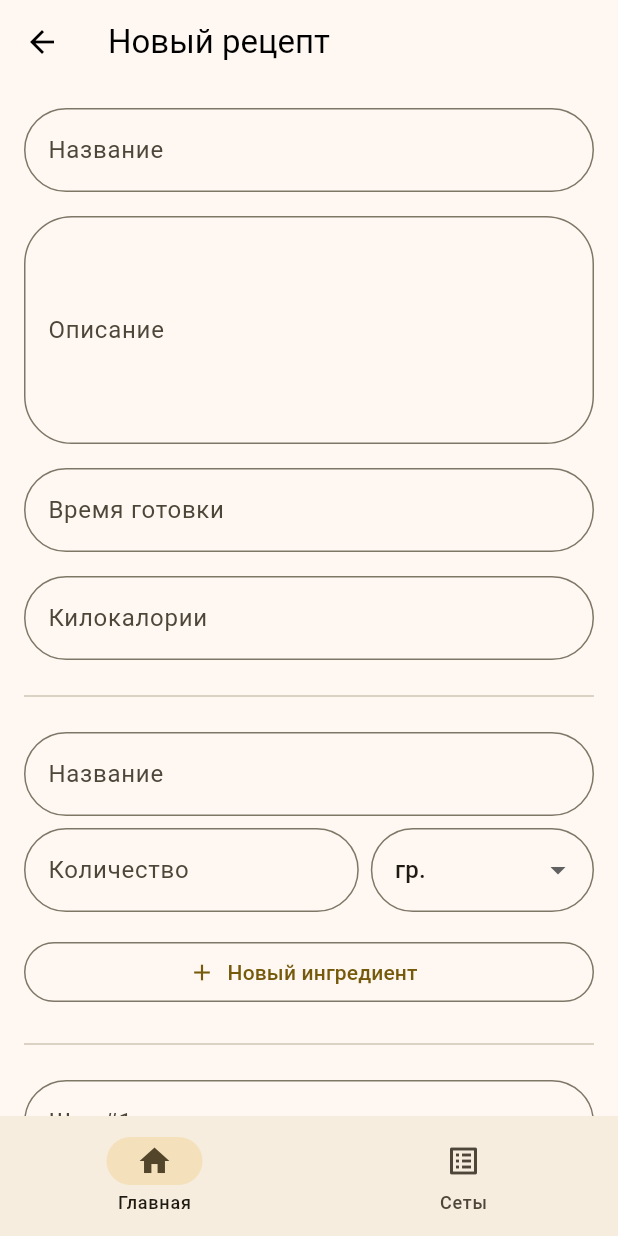
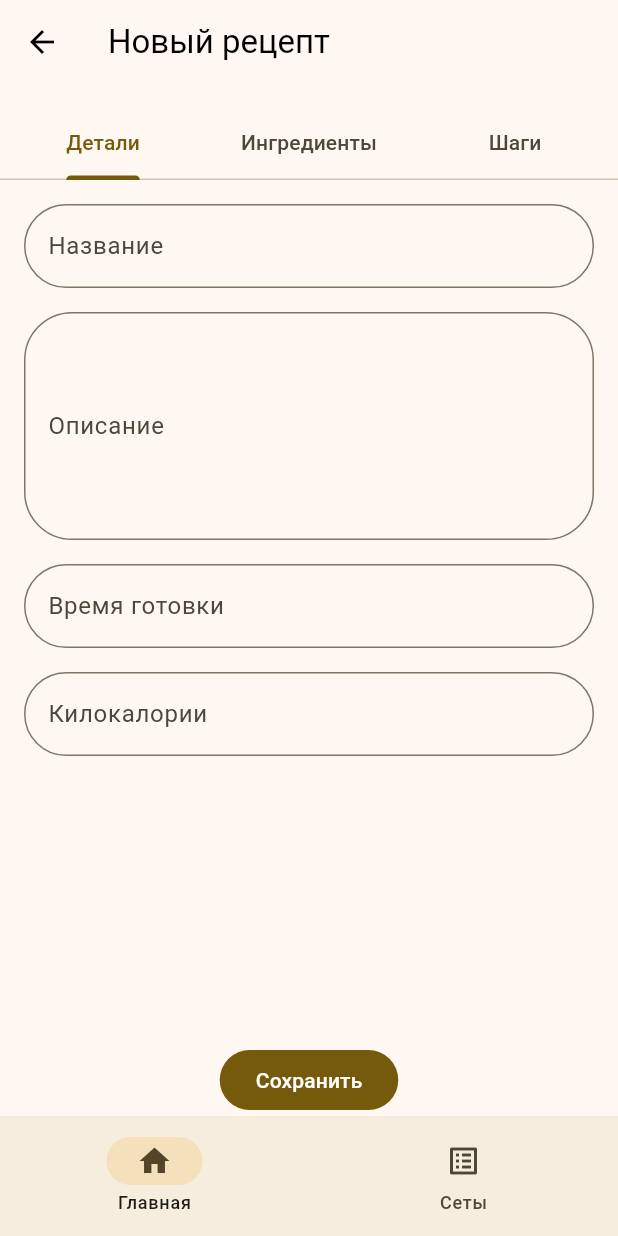
Before and after one commit to ivomika/recipe_browser, a Flutter app: the CreatePage screen opened by its route, after a tap on "Рецепт", on a phone screen of 412 x 824 dp. Run offline on Flutter 3.47's test engine with Material 3 defaults, Android fonts, the phone set to English and light mode, and no system bars; our stand-ins replace bloc, drift, drift_flutter, equatable, flex_color_scheme, flutter_bloc and 3 more; missing offline and left inert: smooth_sheets; accounts and stored records are empty; generated files the repository leaves out were written again; network calls fail.

Commit message:
разделил форму создание рецепта на 3 вкладки

```diff
--- a/lib/features/cooking_step_list_input/view/cooking_step_list_input.dart
+++ b/lib/features/cooking_step_list_input/view/cooking_step_list_input.dart
@@ -48,7 +48,7 @@ class _CookingStepListInputState extends State<CookingStepListInput> {
             ),
             growable: false
         ),
-        FilledButton.icon(
+        OutlinedButton.icon(
             onPressed: _addInput,
             icon: Icon(Icons.add),
             label: Text('Добавить шаг'),
--- a/lib/features/routing/app_routing.dart
+++ b/lib/features/routing/app_routing.dart
@@ -38,7 +38,51 @@ final appRouting = GoRouter(
                                     routes: [
                                       GoRoute(
                                         path: 'recipe',
-                                        builder: (context, state) => CreateRecipeDetail(),
+                                        redirect: (context, state) {
+                                          if (state.fullPath == '/create/recipe') {
+                                            return '/create/recipe/detail';
+                                          }
+
+                                          return null;
+                                        },
+                                        routes: [
+                                          StatefulShellRoute.indexedStack(
+                                              branches: [
+                                                StatefulShellBranch(
+                                                    preload: true,
+                                                    routes: [
+                                                      GoRoute(
+                                                          path: 'detail',
+                                                          builder: (context, state) => CreateRecipeDetailScreen()
+                                                      )
+                                                    ]
+                                                ),
+                                                StatefulShellBranch(
+                                                    preload: true,
+                                                    routes: [
+                                                      GoRoute(
+                                                          path: 'ingredient',
+                                                          builder: (context, state) => CreateRecipeIngredientScreen()
+                                                      )
+                                                    ]
+                                                ),
+                                                StatefulShellBranch(
+                                                    preload: true,
+                                                    routes: [
+                                                      GoRoute(
+                                                          path: 'step',
+                                                          builder: (context, state) => CreateRecipeStepScreen()
+                                                      )
+                                                    ]
+                                                ),
+                                              ],
+                                              builder: (context, state, shell) =>
+                                                  CreateRecipePage(
+                                                      onTabTap: shell.goBranch,
+                                                      child: shell
+                                                  )
+                                          )
+                                        ],
                                       )
                                     ]
                                 ),
--- a/lib/features/theme/app_theme/app_theme.dart
+++ b/lib/features/theme/app_theme/app_theme.dart
@@ -48,6 +48,7 @@ abstract final class AppTheme {
       inputDecoratorBorderType: FlexInputBorderType.outline,
       popupMenuRadius: 12.0,
       appBarScrolledUnderElevation: 0.0,
+      snackBarRadius: 32,
       navigationRailUseIndicator: true,
     ),
     // ColorScheme seed generation configuration for light mode.
@@ -89,6 +90,7 @@ abstract final class AppTheme {
       inputDecoratorContentPadding: EdgeInsetsDirectional.fromSTEB(24, 20, 24, 12),
       inputDecoratorBorderType: FlexInputBorderType.outline,
       popupMenuRadius: 12.0,
+      snackBarRadius: 32,
       navigationRailUseIndicator: true,
     ),
     // ColorScheme seed configuration setup for dark mode.
--- /dev/null
+++ b/lib/pages/create_page/child/create_recipe_page/screens/detail_screen/create_recipe_detail_screen.dart
@@ -0,0 +1,19 @@
+import 'package:flutter/material.dart';
+import 'package:recipe_browser/utils/utils.dart';
+import 'package:recipe_browser/widgets/create_forms/create_forms.dart';
+
+class CreateRecipeDetailScreen extends StatelessWidget {
+  const CreateRecipeDetailScreen({super.key});
+
+  @override
+  Widget build(BuildContext context) {
+    return Padding(
+      padding: EdgeInsets.all(
+          context.offset.normal
+      ).copyWith(
+          bottom: 100
+      ),
+      child: CreateFormRecipeDetail(),
+    );
+  }
+}
--- a/lib/pages/create_page/child/create_recipe_page/view/create_recipe_detail.dart
+++ /dev/null
@@ -1,202 +0,0 @@
-import 'package:flutter/material.dart';
-import 'package:flutter_bloc/flutter_bloc.dart';
-import 'package:go_router/go_router.dart';
-import 'package:recipe_browser/features/cooking_step_list_input/cooking_step_list_input.dart';
-import 'package:recipe_browser/features/ingredient_list_input/ingredient_list_input.dart';
-import 'package:recipe_browser/features/recipe_list/recipe_list.dart';
-import 'package:recipe_browser/pages/pages.dart';
-import 'package:recipe_browser/shared/repositories/repositories.dart';
-import 'package:recipe_browser/utils/utils.dart';
-import 'package:recipe_browser/shared/models/models.dart';
-
-class CreateRecipeDetail extends StatelessWidget {
-  const CreateRecipeDetail({super.key});
-
-  @override
-  Widget build(BuildContext context) {
-    return CustomScrollView(
-      slivers: [
-        SliverAppBar(
-          leading: BackButton(
-            onPressed: () => context.pop(),
-          ),
-          title: Text('Новый рецепт'),
-        ),
-        SliverToBoxAdapter(
-            child: BlocProvider(
-              create: (context) => CreateRecipeCubit(
-                GlobalKey<FormState>(),
-                context.read<IRecipeRepository>()
-              ),
-              child: _Form(),
-            )
-        ),
-      ],
-    );
-  }
-}
-
-
-class _Form extends StatelessWidget {
-  const _Form();
-
-  @override
-  Widget build(BuildContext context) {
-    return Form(
-        key: context.read<CreateRecipeCubit>().formKey,
-        child: Padding(
-          padding: EdgeInsets.all(
-              context.offset.normal
-          ),
-          child: Column(
-            crossAxisAlignment: CrossAxisAlignment.stretch,
-            children: [
-              // title
-              TextFormField(
-                decoration: InputDecoration(
-                    labelText: 'Название',
-                    hintText: 'Крабовый салат'
-                ),
-                validator: _titleValidator,
-                onSaved: (value) => _titleSave(value, context),
-              ),
-              SizedBox(
-                height: context.offset.normal,
-              ),
-              // description
-              TextFormField(
-                minLines: 5,
-                maxLines: 10,
-                decoration: InputDecoration(
-                    labelText: 'Описание',
-                    hintText: 'Дополнительная информация для Вас!'
-                ),
-                onSaved: (value) => _descriptionSave(value, context),
-              ),
-              SizedBox(
-                height: context.offset.normal,
-              ),
-              // cooking time
-              TextFormField(
-                decoration: InputDecoration(
-                    labelText: 'Время готовки',
-                    hintText: '60',
-                    suffixText: 'мин.'
-                ),
-                keyboardType: TextInputType.number,
-                validator: _cookingTimeValidator,
-                onSaved: (value) => _cookingTimeSave(value, context),
-              ),
-              SizedBox(
-                height: context.offset.normal,
-              ),
-              // kilocalories
-              TextFormField(
-                decoration: InputDecoration(
-                    labelText: 'Килокалории',
-                    hintText: '565',
-                    suffixText: 'ккал'
-                ),
-                keyboardType: TextInputType.number,
-                validator: _kilocaloriesValidator,
-                onSaved: (value) => _kilocaloriesSave(value, context),
-              ),
-              SizedBox(
-                height: context.offset.normal,
-              ),
-              Divider(),
-              SizedBox(
-                height: context.offset.normal,
-              ),
-              IngredientListInput(
-                onSaved: (value) => _onSaveIngredient(value, context),
-              ),
-              SizedBox(
-                height: context.offset.normal,
-              ),
-              Divider(),
-              SizedBox(
-                height: context.offset.normal,
-              ),
-              CookingStepListInput(
-                  onSaved: (value) => _cookingStepSave(value, context)
-              ),
-              FilledButton(
-                  onPressed: () => _formSubmit(context),
-                  child: Text('Добавить')
-              ),
-            ],
-          ),
-        )
-    );
-  }
-
-  void _formSubmit(BuildContext context) {
-    final createCubit = context.read<CreateRecipeCubit>();
-    if (createCubit.formKey.currentState!.validate() == false) return;
-
-    createCubit.formKey.currentState!.save();
-    createCubit.create();
-
-    context.read<RecipeListBloc>().add(LoadingRecipes());
-    context.go('/');
-  }
-
-  String? _titleValidator(String? value) {
-    if (value == null || value.isEmpty) {
-      return 'Название должно быть заполнено';
-    }
-
-    return null;
-  }
-
-  void _titleSave(String? newValue, BuildContext context) {
-    context.read<CreateRecipeCubit>().state.data.title = newValue!;
-  }
-
-  void _descriptionSave(String? newValue, BuildContext context) {
-    context.read<CreateRecipeCubit>().state.data.description = newValue ?? '';
-  }
-
-  String? _cookingTimeValidator(String? value) {
-    if (value == null || value.isEmpty) {
-      return 'Время готовки должно быть заполнено';
-    }
-
-    return null;
-  }
-
-  void _cookingTimeSave(String? newValue, BuildContext context) {
-    context.read<CreateRecipeCubit>().state.data.cookingTime = int.parse(newValue!);
-  }
-
-  String? _kilocaloriesValidator(String? value) {
-    if (value == null || value.isEmpty) {
-      return 'Килокалории должны быть заполнено';
-    }
-
-    return null;
-  }
-
-  void _kilocaloriesSave(String? newValue, BuildContext context) {
-    context.read<CreateRecipeCubit>().state.data.kilocalories = int.parse(newValue!);
-  }
-
-  void _cookingStepSave(String? newValue, BuildContext context) {
-    context.read<CreateRecipeCubit>().state.data.cookingSteps?.add(
-      CreateCookingStepModel(
-        description: newValue
-      )
-    );
-  }
-
-  void _onSaveIngredient(Ingredient value, BuildContext context) {
-    context.read<CreateRecipeCubit>().state.data.ingredients?.add(
-      CreateIngredientModel(
-        name: value.name,
-        count: value.count,
-        type: value.type
-      )
-    );
-  }
-}
--- /dev/null
+++ b/lib/pages/create_page/child/create_recipe_page/view/create_recipe_page.dart
@@ -0,0 +1,114 @@
+import 'package:flutter/material.dart';
+import 'package:flutter_bloc/flutter_bloc.dart';
+import 'package:go_router/go_router.dart';
+import 'package:recipe_browser/features/recipe_list/recipe_list.dart';
+import 'package:recipe_browser/shared/repositories/repositories.dart';
+import 'package:recipe_browser/utils/utils.dart';
+import 'package:recipe_browser/widgets/create_forms/create_forms.dart';
+
+class CreateRecipePage extends StatelessWidget {
+  final void Function(int index) onTabTap;
+  final Widget child;
+
+  const CreateRecipePage(
+      {super.key, required this.onTabTap, required this.child});
+
+  @override
+  Widget build(BuildContext context) {
+    return BlocProvider(
+      create: (context) => CreateRecipeCubit(
+          GlobalKey<FormState>(), context.read<IRecipeRepository>()),
+      child: Builder(builder: (context) {
+        return DefaultTabController(
+          initialIndex: 0,
+          length: 3,
+          child: Stack(
+            children: [
+              CustomScrollView(
+                slivers: [
+                  SliverAppBar(
+                    leading: BackButton(
+                      onPressed: () => context.pop(),
+                    ),
+                    title: Text('Новый рецепт'),
+                    floating: true,
+                    pinned: true,
+                    bottom: PreferredSize(
+                      preferredSize: Size.fromHeight(64),
+                      child: TabBar(onTap: onTabTap, tabs: [
+                        Tab(
+                          text: 'Детали',
+                        ),
+                        Tab(
+                          text: 'Ингредиенты',
+                        ),
+                        Tab(
+                          text: 'Шаги',
+                        ),
+                      ]),
+                    ),
+                  ),
+                  SliverToBoxAdapter(
+                      child: Form(
+                          key: context.read<CreateRecipeCubit>().formKey,
+                          child: child))
+                ],
+              ),
+              Align(
+                alignment: Alignment.bottomCenter,
+                child: FilledButton(
+                    onPressed: () => _formSubmit(context),
+                    child: Text('Сохранить')),
+              )
+            ],
+          ),
+        );
+      }),
+    );
+  }
+
+  void _formSubmit(BuildContext context) {
+    final createCubit = context.read<CreateRecipeCubit>();
+    final errors = createCubit.formKey.currentState!
+        .validateGranularly()
+        .where((e) => e.hasError)
+        .map((e) => e.errorText)
+        .toList(growable: false);
+
+    if (errors.isNotEmpty) {
+      for (var error in errors) {
+        ScaffoldMessenger.of(context).showSnackBar(
+            SnackBar(
+              elevation: 0,
+              content: Row(
+                spacing: context.offset.normal,
+                children: [
+                  Icon(
+                    Icons.error,
+                    color: context.theme.colorScheme.error,
+                  ),
+                  Expanded(
+                    child: Text(
+                      error!,
+                      style: TextStyle(
+                          color: context.theme.colorScheme.error,
+                          overflow: TextOverflow.ellipsis
+                      ),
+                    ),
+                  ),
+                ],
+              ),
+              backgroundColor: context.theme.colorScheme.errorContainer,
+            )
+        );
+      }
+      return;
+    }
+
+    createCubit.formKey.currentState!.save();
+    createCubit.create();
+
+    context.read<RecipeListBloc>().add(LoadingRecipes());
+    context.go('/');
+  }
+}
--- /dev/null
+++ b/lib/pages/create_page/create_page.dart
@@ -0,0 +1,6 @@
+//GENERATED BARREL FILE
+export './child/create_recipe_page/screens/detail_screen/create_recipe_detail_screen.dart';
+export './child/create_recipe_page/screens/ingredient_screen/create_recipe_ingredient_screen.dart';
+export './child/create_recipe_page/screens/step_screen/create_recipe_step_screen.dart';
+export './child/create_recipe_page/view/create_recipe_page.dart';
+export './view/create_page.dart';
--- a/lib/pages/create_page/child/create_recipe_page/bloc/create_recipe_cubit.dart
+++ b/lib/widgets/create_forms/recipe/bloc/create_recipe_cubit.dart
@@ -3,9 +3,9 @@ import 'dart:async';
 import 'package:bloc/bloc.dart';
 import 'package:equatable/equatable.dart';
 import 'package:flutter/material.dart';
-import 'package:recipe_browser/pages/create_page/child/create_recipe_page/model/create_recipe_model.dart';
 import 'package:recipe_browser/shared/models/models.dart';
 import 'package:recipe_browser/shared/repositories/repositories.dart';
+import 'package:recipe_browser/widgets/create_forms/recipe/model/create_recipe_model.dart';
 
 part 'create_recipe_state.dart';
 
--- a/lib/pages/create_page/child/create_recipe_page/model/create_recipe_model.dart
+++ b/lib/widgets/create_forms/recipe/model/create_recipe_model.dart
@@ -1,4 +1,5 @@
-import 'package:recipe_browser/pages/pages.dart';
+import 'package:recipe_browser/widgets/create_forms/recipe/model/create_cooking_step_model.dart';
+import 'package:recipe_browser/widgets/create_forms/recipe/model/create_ingredient_model.dart';
 
 class CreateRecipeModel{
   String? title;
--- /dev/null
+++ b/lib/widgets/create_forms/recipe/view/detail/create_form_recipe_detail.dart
@@ -0,0 +1,112 @@
+import 'package:flutter/material.dart';
+import 'package:flutter_bloc/flutter_bloc.dart';
+import 'package:recipe_browser/utils/utils.dart';
+import 'package:recipe_browser/widgets/create_forms/recipe/bloc/create_recipe_cubit.dart';
+
+class CreateFormRecipeDetail extends StatelessWidget {
+  const CreateFormRecipeDetail({
+    super.key
+  });
+
+  @override
+  Widget build(BuildContext context) {
+    return Column(
+      crossAxisAlignment: CrossAxisAlignment.stretch,
+      children: [
+        // title
+        TextFormField(
+          decoration: InputDecoration(
+              labelText: 'Название',
+              hintText: 'Крабовый салат'
+          ),
+          validator: _titleValidator,
+          onSaved: (value) => _titleSave(value, context),
+        ),
+        SizedBox(
+          height: context.offset.normal,
+        ),
+        // description
+        TextFormField(
+          minLines: 5,
+          maxLines: 10,
+          decoration: InputDecoration(
+              labelText: 'Описание',
+              hintText: 'Дополнительная информация для Вас!'
+          ),
+          onSaved: (value) => _descriptionSave(value, context),
+        ),
+        SizedBox(
+          height: context.offset.normal,
+        ),
+        // cooking time
+        TextFormField(
+          decoration: InputDecoration(
+              labelText: 'Время готовки',
+              hintText: '60',
+              suffixText: 'мин.'
+          ),
+          keyboardType: TextInputType.number,
+          validator: _cookingTimeValidator,
+          onSaved: (value) => _cookingTimeSave(value, context),
+        ),
+        SizedBox(
+          height: context.offset.normal,
+        ),
+        // kilocalories
+        TextFormField(
+          decoration: InputDecoration(
+              labelText: 'Килокалории',
+              hintText: '565',
+              suffixText: 'ккал/100 гр.'
+          ),
+          keyboardType: TextInputType.number,
+          validator: _kilocaloriesValidator,
+          onSaved: (value) => _kilocaloriesSave(value, context),
+        ),
+        SizedBox(
+          height: context.offset.normal,
+        ),
+      ],
+    );
+  }
+
+  String? _titleValidator(String? value) {
+    if (value == null || value.isEmpty) {
+      return 'Название должно быть заполнено';
+    }
+
+    return null;
+  }
+
+  void _titleSave(String? newValue, BuildContext context) {
+    context.read<CreateRecipeCubit>().state.data.title = newValue!;
+  }
+
+  void _descriptionSave(String? newValue, BuildContext context) {
+    context.read<CreateRecipeCubit>().state.data.description = newValue ?? '';
+  }
+
+  String? _cookingTimeValidator(String? value) {
+    if (value == null || value.isEmpty) {
+      return 'Время готовки должно быть заполнено';
+    }
+
+    return null;
+  }
+
+  void _cookingTimeSave(String? newValue, BuildContext context) {
+    context.read<CreateRecipeCubit>().state.data.cookingTime = int.parse(newValue!);
+  }
+
+  String? _kilocaloriesValidator(String? value) {
+    if (value == null || value.isEmpty) {
+      return 'Килокалории должны быть заполнены';
+    }
+
+    return null;
+  }
+
+  void _kilocaloriesSave(String? newValue, BuildContext context) {
+    context.read<CreateRecipeCubit>().state.data.kilocalories = int.parse(newValue!);
+  }
+}
```
Also changed, not shown: lib/pages/create_page/child/create_recipe_page/screens/ingredient_screen/create_recipe_ingredient_screen.dart (added, +19 -0 lines), lib/pages/create_page/child/create_recipe_page/screens/step_screen/create_recipe_step_screen.dart (added, +19 -0 lines), lib/pages/pages.dart (+2 -9 lines), lib/widgets/create_forms/create_forms.dart (added, +8 -0 lines), lib/widgets/create_forms/recipe/view/ingredient/create_form_recipe_ingredient.dart (added, +28 -0 lines), lib/widgets/create_forms/recipe/view/step/create_form_recipe_step.dart (added, +27 -0 lines), lib/widgets/create_forms/recipe/bloc/create_recipe_state.dart (renamed from lib/pages/create_page/child/create_recipe_page/bloc/create_recipe_state.dart), lib/widgets/create_forms/recipe/model/create_cooking_step_model.dart (renamed from lib/pages/create_page/child/create_recipe_page/model/create_cooking_step_model.dart), lib/widgets/create_forms/recipe/model/create_ingredient_model.dart (renamed from lib/pages/create_page/child/create_recipe_page/model/create_ingredient_model.dart).
